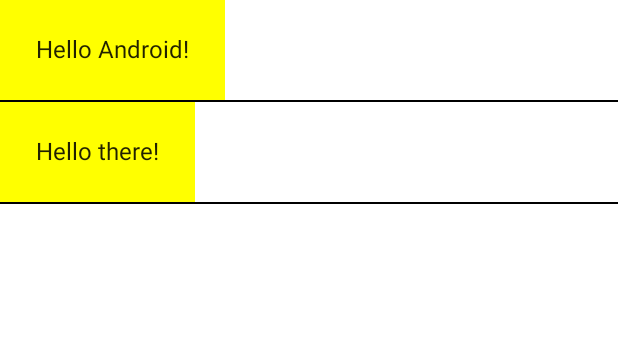
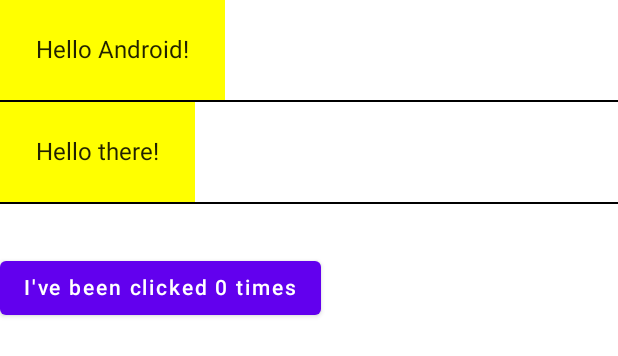
Before and after one commit to omtians9425/compose-basics, an Android app built with Jetpack Compose: the @Preview function DefaultPreview, on a phone screen of 412 x 824 dp. Shown: the top 356 px of the screen. Run offline under Robolectric (Android 15) with nearby library versions, the phone set to English and light mode, and no system bars.

Commit message:
Introduce Counter with mutableState

```diff
--- a/app/src/main/java/com/example/compose/basics/MainActivity.kt
+++ b/app/src/main/java/com/example/compose/basics/MainActivity.kt
@@ -4,10 +4,13 @@ import android.os.Bundle
 import androidx.appcompat.app.AppCompatActivity
 import androidx.compose.foundation.layout.Column
 import androidx.compose.foundation.layout.padding
+import androidx.compose.material.Button
 import androidx.compose.material.Divider
 import androidx.compose.material.Surface
 import androidx.compose.material.Text
 import androidx.compose.runtime.Composable
+import androidx.compose.runtime.mutableStateOf
+import androidx.compose.runtime.remember
 import androidx.compose.ui.Modifier
 import androidx.compose.ui.graphics.Color
 import androidx.compose.ui.platform.setContent
@@ -42,6 +45,8 @@ fun MyScreenContent(names: List<String> = listOf("Android", "there")) {
             Greeting(it)
             Divider(color = Color.Black)
         }
+        Divider(color = Color.Transparent, thickness = 32.dp)
+        Counter()
     }
 }
 
@@ -52,6 +57,15 @@ fun Greeting(name: String) {
     }
 }
 
+@Composable
+fun Counter() {
+    val count = remember { mutableStateOf(0) }
+
+    Button(onClick = { count.value++ }) {
+        Text(text = "I've been clicked ${count.value} times")
+    }
+}
+
 @Preview(showBackground = true)
 @Composable
 fun DefaultPreview() {
```
